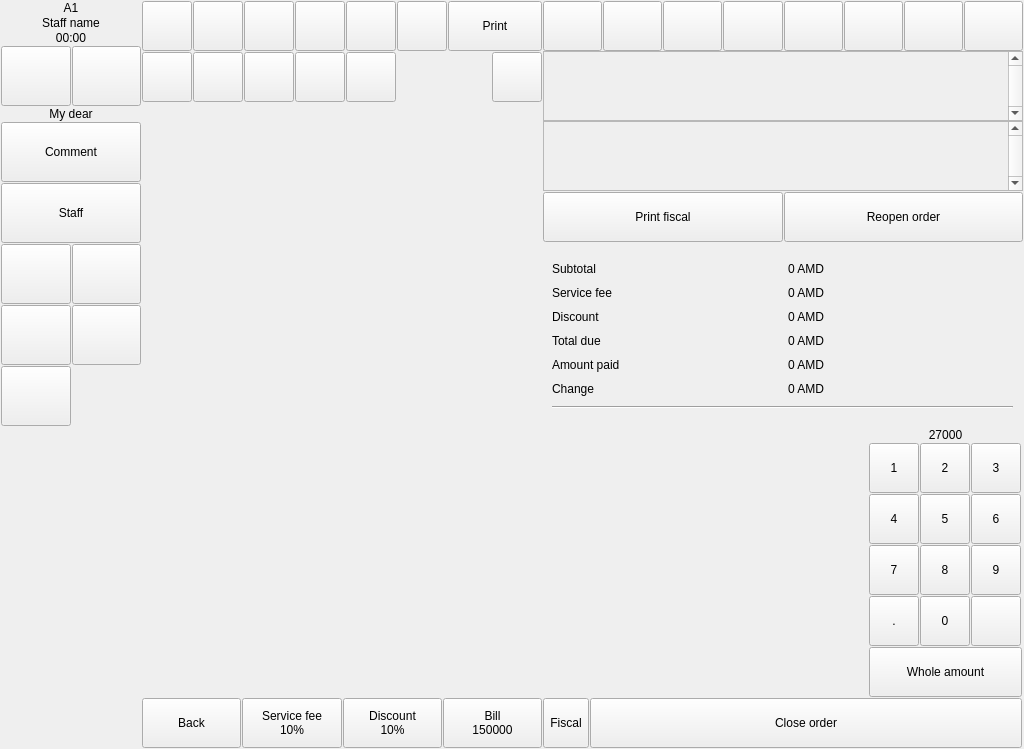
Old version of the form Waiter/dlgorder.ui in the repository End1-1/Cafe5.
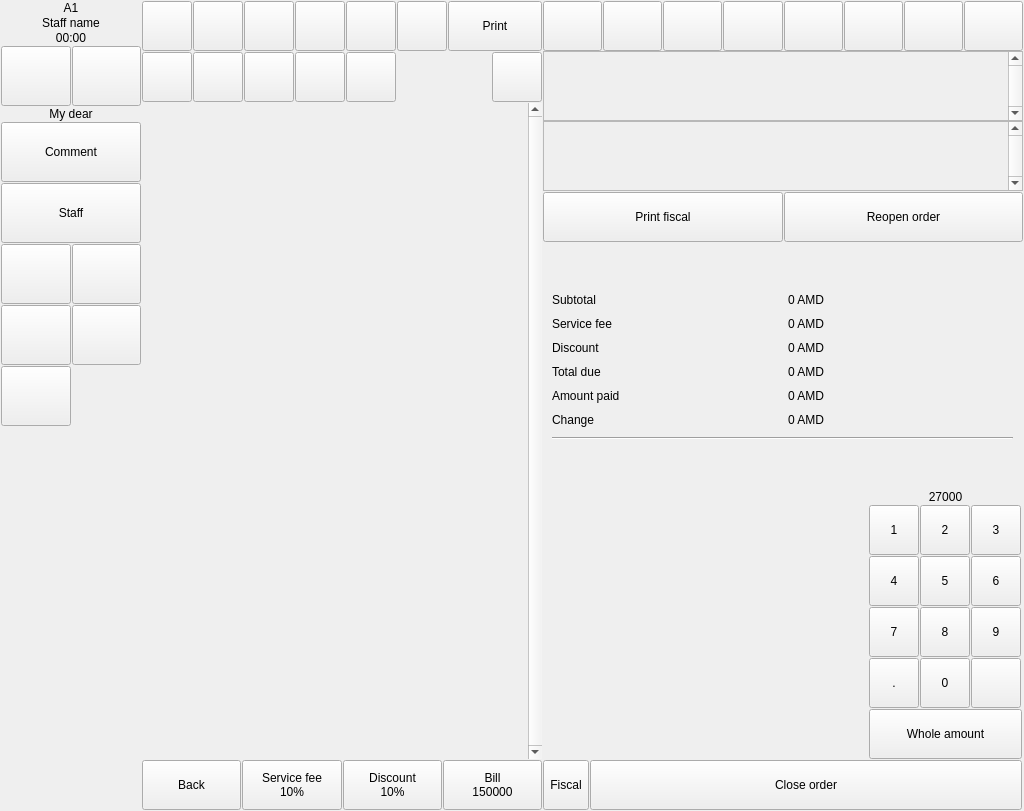
New version of the form. Icons and pictures are not drawn.

The edit to the form file:
```diff
--- a/Waiter/dlgorder.ui
+++ b/Waiter/dlgorder.ui
@@ -7,7 +7,7 @@
     <x>0</x>
     <y>0</y>
     <width>1024</width>
-    <height>749</height>
+    <height>811</height>
    </rect>
   </property>
   <property name="sizePolicy">
@@ -1254,6 +1254,9 @@
         <property name="frameShape">
          <enum>QFrame::Shape::NoFrame</enum>
         </property>
+        <property name="verticalScrollBarPolicy">
+         <enum>Qt::ScrollBarPolicy::ScrollBarAlwaysOn</enum>
+        </property>
         <property name="horizontalScrollBarPolicy">
          <enum>Qt::ScrollBarPolicy::ScrollBarAlwaysOff</enum>
         </property>
@@ -1265,8 +1268,8 @@
           <rect>
            <x>0</x>
            <y>0</y>
-           <width>400</width>
-           <height>594</height>
+           <width>383</width>
+           <height>656</height>
           </rect>
          </property>
          <layout class="QVBoxLayout" name="vs">
```
Left out of the diff: 8 changed lines with no effect on the pictures.
